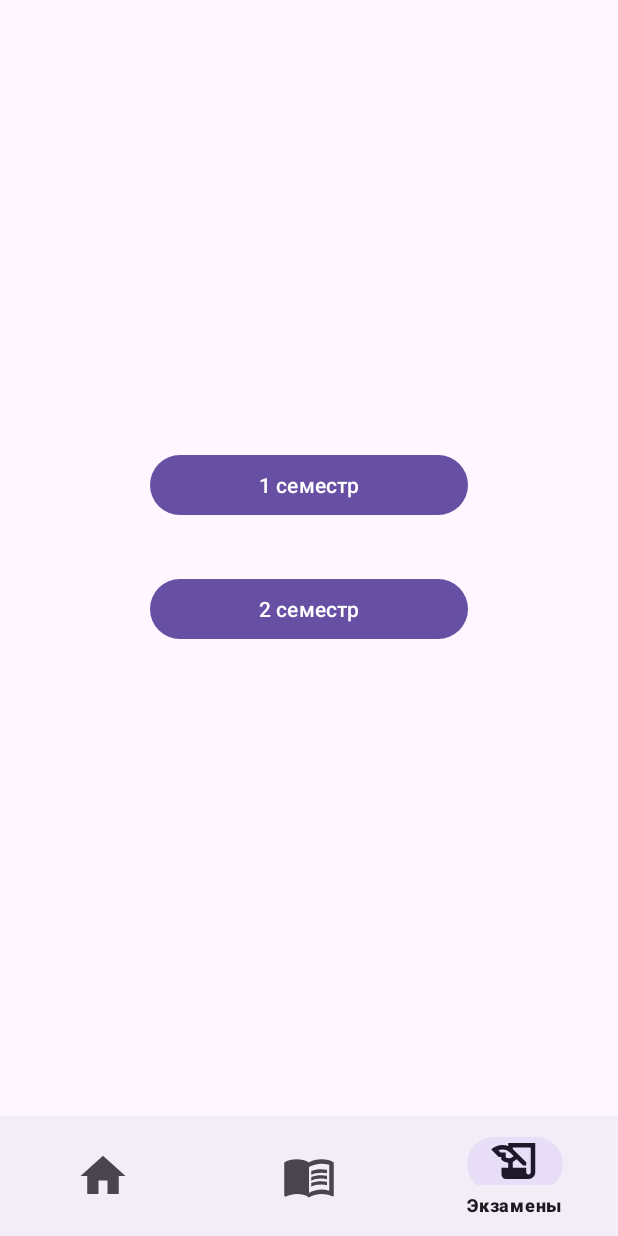
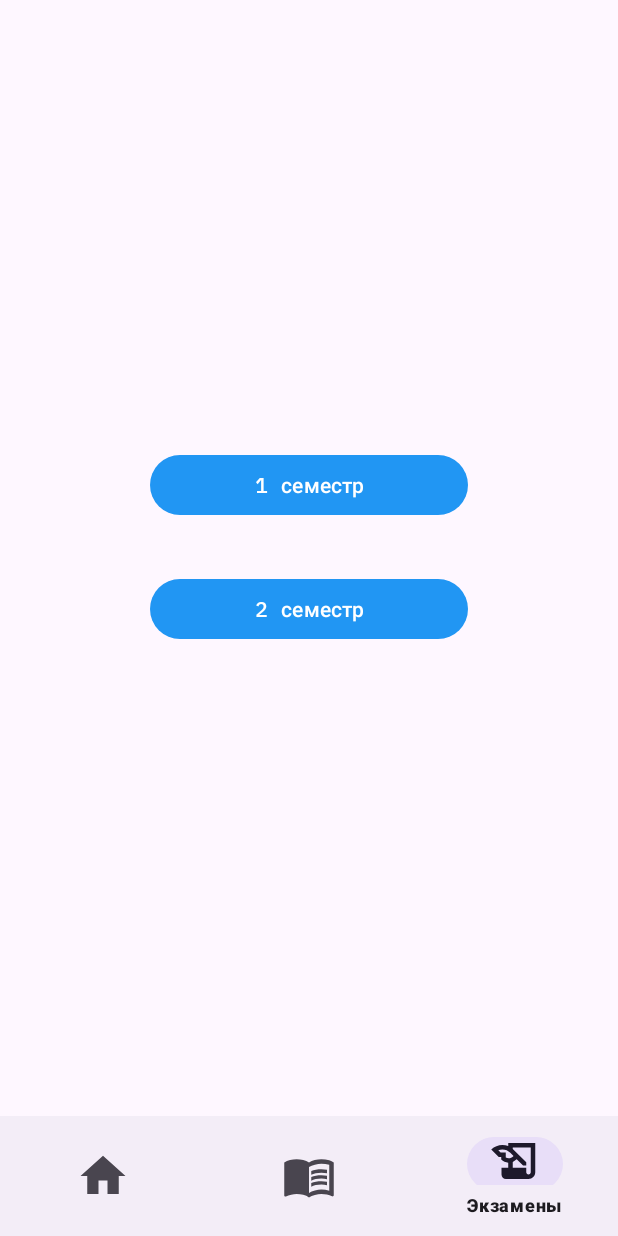
Before and after one commit to DanFom203/Project_Stock, an Android app: the ExamFragment screen opened through its navigation route, on a phone screen of 412 x 824 dp. Run offline under Robolectric (Android 15) with nearby library versions, the phone set to English and light mode, and no system bars; our stand-ins replace navigation-ui.

Commit message:
add theme

```diff
--- a/Stock_App/app/src/main/res/drawable/round_style.xml
+++ b/Stock_App/app/src/main/res/drawable/round_style.xml
@@ -3,7 +3,7 @@
 
     <corners android:radius="10dp"/>
 
-    <solid android:color="#D3C7D0EA"/>
+    <solid android:color="@color/round_color"/>
 
     <size android:height="40dp"
         android:width="40dp" />
--- a/Stock_App/app/src/main/res/layout/fragment_exam.xml
+++ b/Stock_App/app/src/main/res/layout/fragment_exam.xml
@@ -14,6 +14,7 @@
         android:layout_marginStart="100dp"
         android:layout_marginEnd="100dp"
         android:text="@string/btnSem1Text"
+        android:fontFamily="@font/ibm_plex_mono_medium"
         app:layout_constraintBottom_toBottomOf="parent"
         app:layout_constraintEnd_toEndOf="parent"
         app:layout_constraintStart_toStartOf="parent"
@@ -27,6 +28,7 @@
         android:layout_marginStart="100dp"
         android:layout_marginEnd="100dp"
         android:text="@string/btnSem2Text"
+        android:fontFamily="@font/ibm_plex_mono_medium"
         app:layout_constraintBottom_toBottomOf="parent"
         app:layout_constraintEnd_toEndOf="parent"
         app:layout_constraintStart_toStartOf="parent"
--- a/Stock_App/app/src/main/res/layout/fragment_exam_sem2.xml
+++ b/Stock_App/app/src/main/res/layout/fragment_exam_sem2.xml
@@ -21,6 +21,7 @@
         android:layout_width="0dp"
         android:layout_height="wrap_content"
         android:text="@string/btnExitText"
+        android:fontFamily="@font/ibm_plex_mono_medium"
         app:layout_constraintBottom_toBottomOf="parent"
         app:layout_constraintEnd_toEndOf="parent"
         app:layout_constraintHorizontal_bias="0.352"
--- a/Stock_App/app/src/main/res/menu/menu_bottom.xml
+++ b/Stock_App/app/src/main/res/menu/menu_bottom.xml
@@ -4,7 +4,8 @@
     <item
         android:id="@+id/mainFragment"
         android:icon="@drawable/baseline_home_24"
-        android:title="@string/main" />
+        android:title="@string/main"
+        />
 
     <item
         android:id="@+id/setOffFragment"
--- a/Stock_App/app/src/main/res/values-night/themes.xml
+++ b/Stock_App/app/src/main/res/values-night/themes.xml
@@ -1,7 +1,9 @@
 <resources xmlns:tools="http://schemas.android.com/tools">
     <!-- Base application theme. -->
-    <style name="Base.Theme.Stock_App" parent="Theme.Material3.DayNight.NoActionBar">
+    <style name="Base.Theme.Stock_App" parent="Theme.Material3.Light.NoActionBar">
         <!-- Customize your dark theme here. -->
-        <!-- <item name="colorPrimary">@color/my_dark_primary</item> -->
+        <item name="colorPrimary">@color/primary</item>
+        <item name="colorPrimaryDark">@color/primary_dark</item>
+        <item name="android:forceDarkAllowed" tools:targetApi="q">false</item>
     </style>
 </resources>
--- a/Stock_App/app/src/main/res/values/colors.xml
+++ b/Stock_App/app/src/main/res/values/colors.xml
@@ -3,6 +3,11 @@
     <color name="black">#FF000000</color>
     <color name="white">#FFFFFF</color>
     <color name="divider_object_sem2">#D2807D7D</color>
-    <color name="round_color">#D3B8C8F4</color>
+    <color name="round_color">#E1EDF8</color>
     <color name="shadow_name">#AEAFB3</color>
+    <color name="primary">#2196F3</color>
+    <color name="accent">#D1C4E9</color>
+    <color name="primary_dark">#1976D2</color>
+    <color name="primary_light">#BBDEFB</color>
+    <color name="primary_dark_nigth">#024C97</color>
 </resources>
--- a/Stock_App/app/src/main/res/values/themes.xml
+++ b/Stock_App/app/src/main/res/values/themes.xml
@@ -1,9 +1,11 @@
 <resources xmlns:tools="http://schemas.android.com/tools">
     <!-- Base application theme. -->
-    <style name="Base.Theme.Stock_App" parent="Theme.Material3.DayNight.NoActionBar">
+    <style name="Base.Theme.Stock_App" parent="Theme.Material3.Light.NoActionBar">
         <!-- Customize your light theme here. -->
-        <!-- <item name="colorPrimary">@color/my_light_primary</item> -->
+        <item name="colorPrimary">@color/primary</item>
+        <item name="colorPrimaryDark">@color/primary_dark</item>
     </style>
+
 
     <style name="Theme.Stock_App" parent="Base.Theme.Stock_App" />
 </resources>
```
